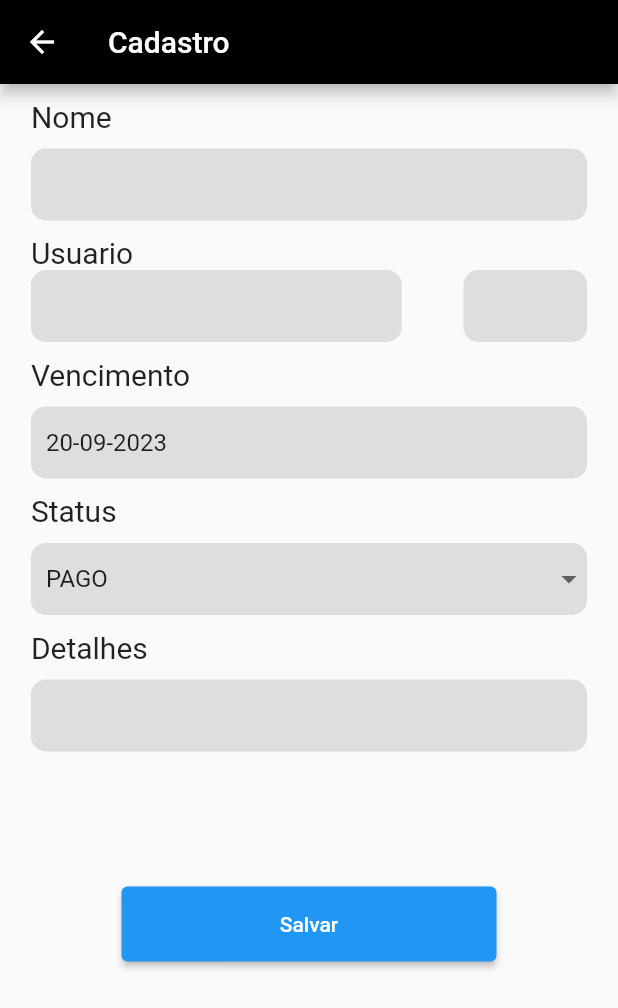
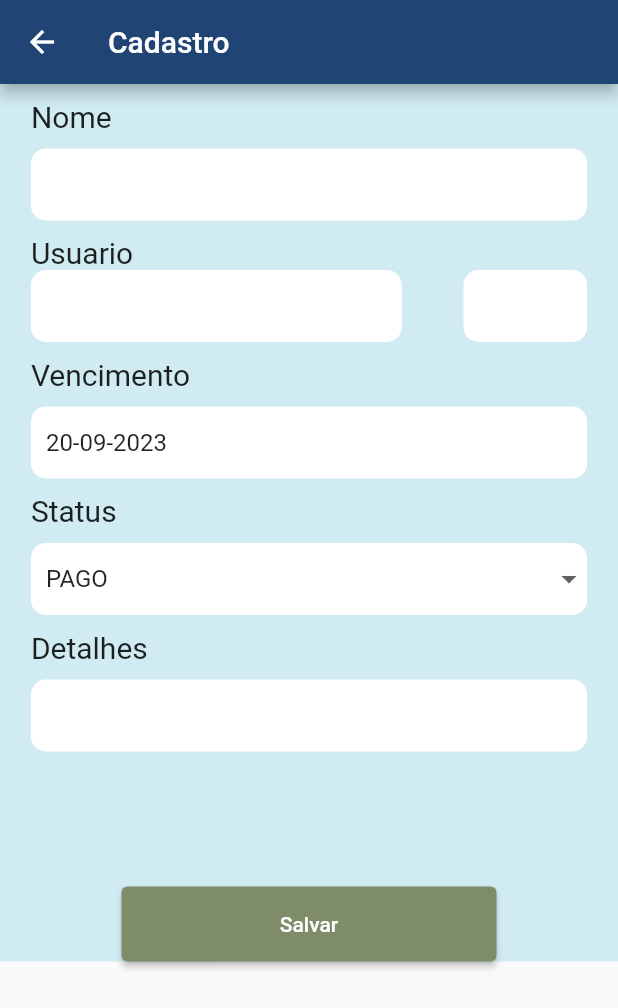
Before and after one commit to MarcosVinicius78/gerenciamento_de_clientes, a Flutter app: the screen it shows after launch, after a tap on the "add" icon, on a phone screen of 412 x 824 dp. Shown: the top 1008 px of the screen. Run offline on Flutter 3.47's test engine with Material 2 defaults, Android fonts, the phone set to English and light mode, and no system bars; our stand-ins replace carousel_slider, fl_chart, sqflite; accounts and stored records are empty; Roboto replaces fonts that are missing (Futura).

```diff
--- a/lib/database.dart
+++ /dev/null
@@ -1,73 +0,0 @@
-import 'package:flutter/material.dart';
-import 'package:gerenciamento_de_clientes/model/Usuario.dart';
-import 'package:sqflite/sqflite.dart' as sql;
-import 'package:path/path.dart';
-
-class Database {
-  static Future<void> createTables(sql.Database database) async {
-    await database.execute("""
-      CREATE TABLE USUARIOS(
-      ID INTEGER PRIMARY KEY AUTOINCREMENT NOT NULL,
-      NOME TEXT,
-      USUARIO TEXT,
-      VALOR DOUBLE,
-      VENCIMENTO DATE,
-      DESCRICAO TEXT)
-    """);
-  }
-
-  static Future<sql.Database> db() async {
-    final dbPath = await sql.getDatabasesPath();
-    final path = join(dbPath, 'clientes.db');
-
-    return sql.openDatabase(
-      'clientes.db',
-      version: 2,
-      onCreate: (sql.Database database, int version) async {
-        await createTables(database);
-      },
-      onUpgrade: (db, oldVersion, newVersion) {
-        db.execute("ALTER TABLE USUARIOS ADD DETALHES TEXT");
-      },
-    );
-  }
-
-  static Future<int> criarUsuario(UsuarioModel usuario) async {
-    final dbUsuario = await Database.db();
-
-    final id = await dbUsuario.insert('USUARIOS', usuario.toMap());
-
-    return id;
-  }
-
-  static Future<List<Map<String, dynamic>>> listarUsuarios() async {
-    final dbUsuario = await Database.db();
-
-    return dbUsuario
-        .rawQuery('''SELECT * FROM USUARIOS ORDER BY VENCIMENTO ASC''');
-  }
-
-  static Future<int> apagarUsuario(int id) async {
-    final dbUsuario = await Database.db();
-
-    return dbUsuario.delete('USUARIOS', where: 'id = ?', whereArgs: [id]);
-  }
-
-  static Future<int> atualizarUsuario(Map<String, dynamic> usuario) async {
-    final dbUsuario = await Database.db();
-
-    int id = usuario['ID'];
-
-    print(usuario.toString());
-
-    return dbUsuario
-        .update('USUARIOS', usuario, where: 'id = ?', whereArgs: [id]);
-  }
-
-  static Future<List<Map<String, dynamic>>> getUsuariosDevendo() async {
-    final dbUsuarios = await Database.db();
-
-    return dbUsuarios
-        .query('USUARIOS', where: 'DESCRICAO = ?', whereArgs: ['DEVENDO']);
-  }
-}
--- /dev/null
+++ b/lib/service/relatorio-service.dart
@@ -0,0 +1,3 @@
+class RelatorioService {
+
+}
--- a/lib/views/Cadastro.dart
+++ b/lib/views/Cadastro.dart
@@ -1,6 +1,7 @@
 import 'package:flutter/material.dart';
+import 'package:gerenciamento_de_clientes/database/database-relatorio.dart';
 import 'package:gerenciamento_de_clientes/views/MyHomePage.dart';
-import 'package:gerenciamento_de_clientes/database.dart';
+import 'package:gerenciamento_de_clientes/database/database.dart';
 import 'package:gerenciamento_de_clientes/model/Usuario.dart';
 import 'package:intl/intl.dart';
 
@@ -68,18 +69,17 @@ class _MyWidgetState extends State<Cadastro> {
   String descricao = "PAGO";
   String detalhes = "";
 
-  bool _validar = false;
-
   @override
   Widget build(BuildContext context) {
     return Scaffold(
         appBar: AppBar(
             title: const Text("Cadastro"),
-          backgroundColor: Colors.black,
-        ),
+            backgroundColor: const Color.fromARGB(255, 32, 68, 115)),
         body: SingleChildScrollView(
             child: Form(
           key: _formKey,
+          child: Container(
+            color: const Color.fromARGB(255, 208, 236, 242),
             child: Center(
               child: Column(
                 children: [
@@ -97,7 +97,7 @@ class _MyWidgetState extends State<Cadastro> {
                     width: MediaQuery.of(context).size.width * 0.9,
                     decoration: const BoxDecoration(
                         borderRadius: BorderRadius.all(Radius.circular(10)),
-                      color: Color.fromARGB(255, 222, 222, 222)),
+                        color: Color.fromARGB(255, 255, 255, 255)),
                     child: TextFormField(
                       onChanged: (newValue) {
                         nome = newValue;
@@ -129,8 +129,9 @@ class _MyWidgetState extends State<Cadastro> {
                         child: Container(
                           width: MediaQuery.of(context).size.width * 0.6,
                           decoration: const BoxDecoration(
-                            borderRadius: BorderRadius.all(Radius.circular(10)),
-                            color: Color.fromARGB(255, 222, 222, 222)),
+                              borderRadius:
+                                  BorderRadius.all(Radius.circular(10)),
+                              color: Color.fromARGB(255, 255, 255, 255)),
                           child: TextFormField(
                               onChanged: (value) {
                                 usuario = value;
@@ -149,7 +150,7 @@ class _MyWidgetState extends State<Cadastro> {
                         width: MediaQuery.of(context).size.width * 0.2,
                         decoration: const BoxDecoration(
                             borderRadius: BorderRadius.all(Radius.circular(10)),
-                          color: Color.fromARGB(255, 222, 222, 222)),
+                            color: Color.fromARGB(255, 255, 255, 255)),
                         child: TextFormField(
                             onChanged: (value) {
                               valor = double.parse(value);
@@ -181,7 +182,7 @@ class _MyWidgetState extends State<Cadastro> {
                     width: MediaQuery.of(context).size.width * 0.9,
                     decoration: const BoxDecoration(
                         borderRadius: BorderRadius.all(Radius.circular(10)),
-                      color: Color.fromARGB(255, 222, 222, 222)),
+                        color: Color.fromARGB(255, 255, 255, 255)),
                     child: TextFormField(
                         validator: (value) {
                           if (dataVencida(value.toString())) {
@@ -212,7 +213,7 @@ class _MyWidgetState extends State<Cadastro> {
                     width: MediaQuery.of(context).size.width * 0.9,
                     decoration: const BoxDecoration(
                         borderRadius: BorderRadius.all(Radius.circular(10)),
-                      color: Color.fromARGB(255, 222, 222, 222)),
+                        color: Color.fromARGB(255, 255, 255, 255)),
                     child: DropdownButton<String>(
                       isExpanded: true,
                       underline: Container(),
@@ -247,7 +248,7 @@ class _MyWidgetState extends State<Cadastro> {
                     width: MediaQuery.of(context).size.width * 0.9,
                     decoration: const BoxDecoration(
                         borderRadius: BorderRadius.all(Radius.circular(10)),
-                      color: Color.fromARGB(255, 222, 222, 222)),
+                        color: Color.fromARGB(255, 255, 255, 255)),
                     child: TextFormField(
                       onChanged: (newValue) {
                         detalhes = newValue;
@@ -265,6 +266,9 @@ class _MyWidgetState extends State<Cadastro> {
                       width: 250,
                       height: 50,
                       child: ElevatedButton(
+                          style: const ButtonStyle(
+                              backgroundColor: MaterialStatePropertyAll(
+                                  Color.fromARGB(255, 126, 140, 105))),
                           onPressed: () {
                             if (_formKey.currentState!.validate()) {
                               UsuarioModel user = UsuarioModel(
@@ -274,6 +278,9 @@ class _MyWidgetState extends State<Cadastro> {
                                   vencimento: dataEnviar,
                                   descricao: descricao,
                                   detalhes: detalhes);
+                              if (descricao == 'PAGO') {
+                                DatabaseRelatorio.atualizarTotalMesEAno(valor);
+                              }
                               Database.criarUsuario(user);
                               Navigator.pop(context);
                             }
@@ -284,6 +291,7 @@ class _MyWidgetState extends State<Cadastro> {
                 ],
               ),
             ),
+          ),
         )));
   }
 }
--- a/lib/views/MyHomePage.dart
+++ b/lib/views/MyHomePage.dart
@@ -1,7 +1,8 @@
 import 'package:carousel_slider/carousel_slider.dart';
 import 'package:flutter/material.dart';
-import 'package:gerenciamento_de_clientes/database.dart';
+import 'package:gerenciamento_de_clientes/database/database.dart';
 import 'package:gerenciamento_de_clientes/views/editar-usuario.dart';
+import 'package:gerenciamento_de_clientes/views/relatorio.dart';
 import 'package:gerenciamento_de_clientes/views/usuarios-devendo.dart';
 import 'package:intl/intl.dart';
 
@@ -142,11 +143,24 @@ class _MyHomePageState extends State<MyHomePage> {
   Widget build(BuildContext context) {
     return Scaffold(
       appBar: AppBar(
-        backgroundColor: Colors.black,
+        backgroundColor: const Color.fromARGB(255, 32, 68, 115),
         title: const Text('Clientes'),
-        automaticallyImplyLeading: false,
+        actions: [
+          IconButton(
+            onPressed: () {
+              Navigator.push(
+                  context,
+                  MaterialPageRoute(
+                    builder: (context) => const Relatorio(),
+                  ));
+            },
+            icon: const Icon(Icons.analytics_outlined),
+          )
+        ],
       ),
-      body: Column(
+      body: Container(
+        color: const Color.fromARGB(255, 208, 236, 242),
+        child: Column(
           children: [
             Column(
               children: [
@@ -176,7 +190,7 @@ class _MyHomePageState extends State<MyHomePage> {
                   height: 70,
                   decoration: BoxDecoration(
                       borderRadius: BorderRadius.circular(10),
-                    color: const Color.fromARGB(255, 12, 12, 12)),
+                      color: const Color.fromARGB(255, 32, 68, 115)),
                   child: CarouselSlider(
                       items: usuariosDevendo.map((usuarios) {
                         return GestureDetector(
@@ -191,7 +205,7 @@ class _MyHomePageState extends State<MyHomePage> {
                           },
                           child: Container(
                             decoration: BoxDecoration(
-                              color: const Color.fromARGB(255, 236, 236, 236),
+                                color: const Color.fromARGB(255, 255, 255, 255),
                                 borderRadius: BorderRadius.circular(10)),
                             margin: const EdgeInsets.only(left: 10),
                             width: MediaQuery.of(context).size.width * 1,
@@ -265,7 +279,7 @@ class _MyHomePageState extends State<MyHomePage> {
               child: Container(
                 padding: const EdgeInsets.all(10),
                 decoration: const BoxDecoration(
-                  color: Colors.black,
+                    color: Color.fromARGB(255, 32, 68, 115),
                     borderRadius: BorderRadius.only(
                         topLeft: Radius.circular(15),
                         topRight: Radius.circular(15))),
@@ -281,14 +295,16 @@ class _MyHomePageState extends State<MyHomePage> {
                         itemCount: usuarios.length,
                         itemBuilder: (context, index) => GestureDetector(
                           child: Card(
-                          color: const Color.fromARGB(255, 236, 236, 236),
+                            color: const Color.fromARGB(255, 255, 255, 255),
                             child: Padding(
                               padding: const EdgeInsets.all(12),
                               child: Row(
-                              mainAxisAlignment: MainAxisAlignment.spaceBetween,
+                                mainAxisAlignment:
+                                    MainAxisAlignment.spaceBetween,
                                 children: [
                                   Column(
-                                  crossAxisAlignment: CrossAxisAlignment.start,
+                                    crossAxisAlignment:
+                                        CrossAxisAlignment.start,
                                     children: [
                                       Row(
                                         mainAxisAlignment:
@@ -296,8 +312,8 @@ class _MyHomePageState extends State<MyHomePage> {
                                         children: [
                                           Text(usuarios[index]['NOME']),
                                           Container(
-                                            margin:
-                                                const EdgeInsets.only(left: 20),
+                                              margin: const EdgeInsets.only(
+                                                  left: 20),
                                               child: Text(
                                                   usuarios[index]['USUARIO'])),
                                           Container(
@@ -321,14 +337,14 @@ class _MyHomePageState extends State<MyHomePage> {
                                                       .toString(),
                                                   style: TextStyle(
                                                       color: dataVencida(
-                                                            usuarios[index]
-                                                                ['VENCIMENTO'])
+                                                              usuarios[index][
+                                                                  'VENCIMENTO'])
                                                           ? Colors.red
                                                           : Colors.green)),
                                             ),
                                             Container(
-                                            margin:
-                                                const EdgeInsets.only(left: 10),
+                                              margin: const EdgeInsets.only(
+                                                  left: 10),
                                               child: Text(dataVencida(
                                                       usuarios[index]
                                                           ['VENCIMENTO'])
@@ -379,6 +395,7 @@ class _MyHomePageState extends State<MyHomePage> {
             ),
           ],
         ),
+      ),
       floatingActionButton: FloatingActionButton(
         onPressed: () {
           Navigator.push(
```
Also changed, not shown: lib/views/editar-usuario.dart (+40 -10 lines), lib/views/relatorio.dart (added, +185 -0 lines), lib/views/usuarios-devendo.dart (+8 -4 lines). Lines whose indentation alone changed are shown as unchanged.
